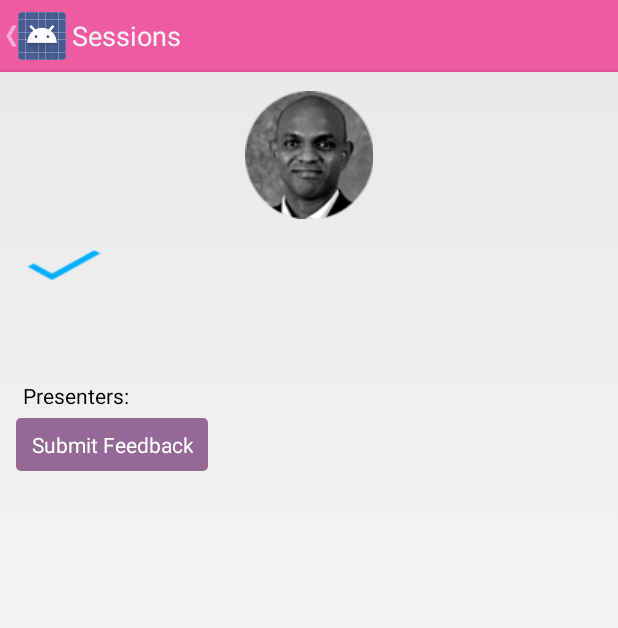
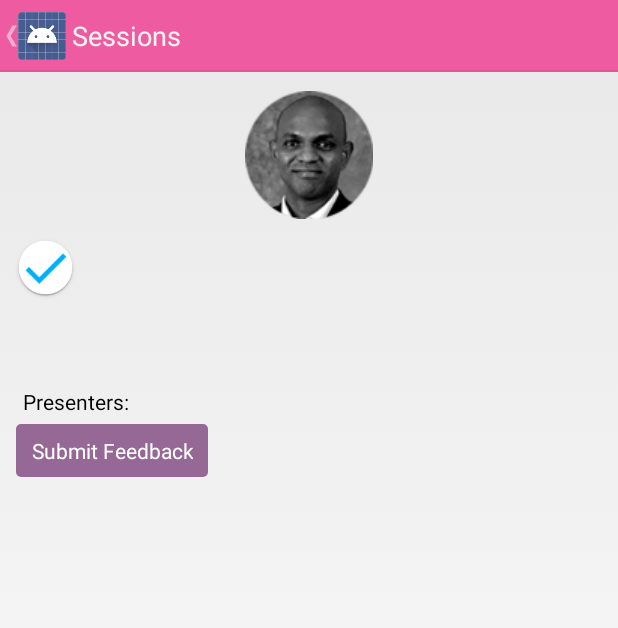
Before and after one commit to thotegowda/awayday2014, an Android app: the SessionDetailsActivity screen opened directly, with no data from a screen before it, after a tap on an icon or button, on a phone screen of 412 x 824 dp. Shown: the top 628 px of the screen. Run offline under Robolectric (Android 15) with nearby library versions, the phone set to English and light mode, and no system bars; 11 statements that could not run were skipped.

Commit message:
Styled add to my schedule button.

```diff
--- a/app/src/main/java/com/twi/awayday2014/components/activities/SessionDetailsActivity.java
+++ b/app/src/main/java/com/twi/awayday2014/components/activities/SessionDetailsActivity.java
@@ -22,7 +22,7 @@ public class SessionDetailsActivity extends Activity {
     private LinearLayout presenters;
     private TextView duration;
     private Presentation presentation;
-    private Button scheduleButton;
+    private ImageView scheduleButton;
     private View topView;
 
     @Override
@@ -49,27 +49,29 @@ public class SessionDetailsActivity extends Activity {
                 launchFeedback();
             }
         });
-        scheduleButton = (Button) findViewById(R.id.btn_add_to_my_schedule);
-        if(presentation.isScheduled()) {
-            scheduleButton.setBackgroundResource(R.drawable.add_schedule_button_icon_checked);
-        } else {
-            scheduleButton.setBackgroundResource(R.drawable.add_schedule_button_icon_unchecked);
-        }
+        scheduleButton = (ImageView) findViewById(R.id.btn_add_to_my_schedule);
+        setScheduleButton(presentation.isScheduled());
         scheduleButton.setOnClickListener(new View.OnClickListener() {
             @Override
             public void onClick(View view) {
                 if(presentation.isScheduled()) {
                     presentation.setScheduled(false);
-                    view.setBackgroundResource(R.drawable.add_schedule_button_icon_unchecked);
+                    setScheduleButton(false);
                 } else {
                     presentation.setScheduled(true);
-                    view.setBackgroundResource(R.drawable.add_schedule_button_icon_checked);
+                    setScheduleButton(true);
                 }
                 presentation.save();
             }
         });
 
         topView = findViewById(R.id.top_view);
+    }
+
+    private void setScheduleButton(boolean isScheduled) {
+        scheduleButton.setImageResource(isScheduled ?
+                R.drawable.add_schedule_button_icon_checked : R.drawable.add_schedule_button_icon_unchecked);
+        scheduleButton.setSelected(isScheduled ? true : false);
     }
 
     public void bind(Presentation presentation) {
--- /dev/null
+++ b/app/src/main/res/drawable/add_schedule_fab_background.xml
@@ -0,0 +1,34 @@
+<!--
+  Copyright 2014 Google Inc. All rights reserved.
+
+  Licensed under the Apache License, Version 2.0 (the "License");
+  you may not use this file except in compliance with the License.
+  You may obtain a copy of the License at
+
+       http://www.apache.org/licenses/LICENSE-2.0
+
+  Unless required by applicable law or agreed to in writing, software
+  distributed under the License is distributed on an "AS IS" BASIS,
+  WITHOUT WARRANTIES OR CONDITIONS OF ANY KIND, either express or implied.
+  See the License for the specific language governing permissions and
+  limitations under the License.
+  -->
+
+<selector xmlns:android="http://schemas.android.com/apk/res/android">
+
+    <item android:drawable="@drawable/add_schedule_fab_checked_pressed"
+        android:state_selected="true"
+        android:state_pressed="true" />
+    <item android:drawable="@drawable/add_schedule_fab_checked_focused"
+        android:state_selected="true"
+        android:state_focused="true" />
+    <item android:drawable="@drawable/add_schedule_fab_checked_default"
+        android:state_selected="true" />
+
+    <item android:drawable="@drawable/add_schedule_fab_unchecked_pressed"
+        android:state_pressed="true" />
+    <item android:drawable="@drawable/add_schedule_fab_unchecked_focused"
+        android:state_focused="true" />
+    <item android:drawable="@drawable/add_schedule_fab_unchecked_default" />
+
+</selector>
--- a/app/src/main/res/layout/activity_session_details.xml
+++ b/app/src/main/res/layout/activity_session_details.xml
@@ -25,11 +25,14 @@
                     android:scaleType="centerInside"
                     android:src="@drawable/speaker_00"/>
 
-            <Button
+            <ImageView
                     android:id="@+id/btn_add_to_my_schedule"
-                    style="@style/Widget.Button.purple"
+                    android:layout_width="50dp"
+                    android:layout_height="50dp"
+                    android:scaleType="centerInside"
                     android:layout_alignParentLeft="true"
-                    android:layout_below="@id/profile_image"/>
+                    android:layout_below="@id/profile_image"
+                    android:background="@drawable/add_schedule_fab_background"/>
 
             <TextView
                     android:id="@+id/session_title"
--- a/app/src/main/res/layout/fragment_socialize.xml
+++ b/app/src/main/res/layout/fragment_socialize.xml
@@ -25,16 +25,6 @@
                 android:layout_height="wrap_content"
                 android:layout_gravity="bottom"
                 android:visibility="gone">
-
-            <!--ImageView
-                    android:id="@+id/signInOrTweet"
-                    style="@style/Widget.Button.Add"
-                    android:layout_alignParentBottom="true"
-                    android:layout_alignParentRight="true"
-                    android:scaleType="centerInside"
-                    android:layout_marginRight="10dp"
-                    android:padding="10dp"
-                    android:src="@drawable/add_schedule_button_icon_unchecked"/-->
 
             <Button
                     android:id="@+id/signInOrTweet"
```
